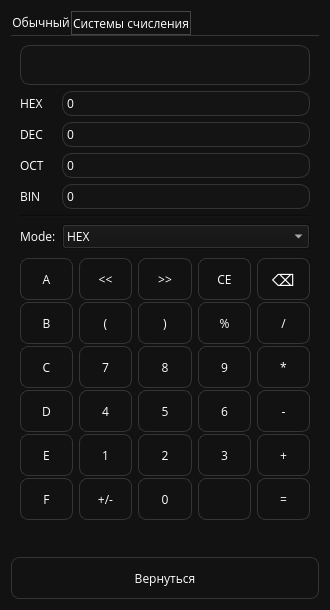
SMS-message/SchoolProject, file forms/CalcWindow.ui: the form before one commit.
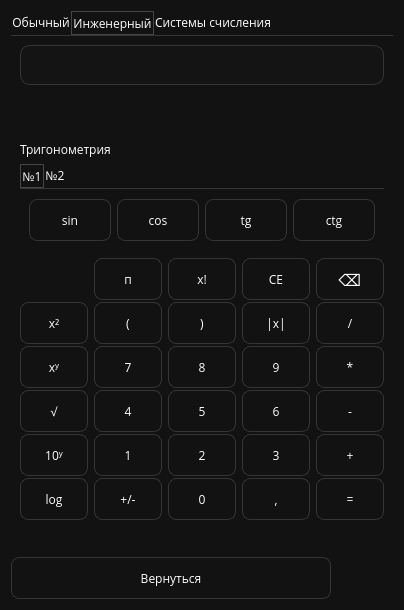
The form after the commit.

Commit message: Новая форма для калькулятора

```diff
--- a/forms/CalcWindow.ui
+++ b/forms/CalcWindow.ui
@@ -7,7 +7,7 @@
     <x>0</x>
     <y>0</y>
     <width>330</width>
-    <height>574</height>
+    <height>591</height>
    </rect>
   </property>
   <property name="maximumSize">
@@ -427,6 +427,435 @@
        </item>
       </layout>
      </widget>
+     <widget class="QWidget" name="EngiCalc">
+      <attribute name="title">
+       <string>Инженерный</string>
+      </attribute>
+      <layout class="QVBoxLayout" name="verticalLayout_3">
+       <item>
+        <layout class="QVBoxLayout" name="verticalLayout_2">
+         <item>
+          <widget class="QLineEdit" name="engiLineEdit">
+           <property name="minimumSize">
+            <size>
+             <width>0</width>
+             <height>40</height>
+            </size>
+           </property>
+           <property name="text">
+            <string/>
+           </property>
+          </widget>
+         </item>
+         <item>
+          <spacer name="verticalSpacer_2">
+           <property name="orientation">
+            <enum>Qt::Vertical</enum>
+           </property>
+           <property name="sizeHint" stdset="0">
+            <size>
+             <width>20</width>
+             <height>40</height>
+            </size>
+           </property>
+          </spacer>
+         </item>
+         <item>
+          <widget class="QLabel" name="label_4">
+           <property name="text">
+            <string>Тригонометрия</string>
+           </property>
+          </widget>
+         </item>
+         <item>
+          <widget class="QTabWidget" name="Trigonometry">
+           <property name="currentIndex">
+            <number>0</number>
+           </property>
+           <widget class="QWidget" name="trig">
+            <attribute name="title">
+             <string>№1</string>
+            </attribute>
+            <layout class="QVBoxLayout" name="verticalLayout_4">
+             <item>
+              <layout class="QGridLayout" name="gridLayout">
+               <item row="0" column="1">
+                <widget class="QPushButton" name="cosBtn">
+                 <property name="text">
+                  <string>cos</string>
+                 </property>
+                </widget>
+               </item>
+               <item row="0" column="0">
+                <widget class="QPushButton" name="sinBtn">
+                 <property name="text">
+                  <string>sin</string>
+                 </property>
+                </widget>
+               </item>
+               <item row="0" column="2">
+                <widget class="QPushButton" name="tgBtn">
+                 <property name="text">
+                  <string>tg</string>
+                 </property>
+                </widget>
+               </item>
+               <item row="0" column="3">
+                <widget class="QPushButton" name="ctgBtn">
+                 <property name="text">
+                  <string>ctg</string>
+                 </property>
+                </widget>
+               </item>
+              </layout>
+             </item>
+            </layout>
+           </widget>
+           <widget class="QWidget" name="reverseTrig">
+            <attribute name="title">
+             <string>№2</string>
+            </attribute>
+            <layout class="QVBoxLayout" name="verticalLayout_8">
+             <item>
+              <layout class="QGridLayout" name="gridLayout_2">
+               <item row="0" column="1">
+                <widget class="QPushButton" name="arcCosBtn">
+                 <property name="text">
+                  <string>arccos</string>
+                 </property>
+                </widget>
+               </item>
+               <item row="0" column="0">
+                <widget class="QPushButton" name="arcSinBtn">
+                 <property name="text">
+                  <string>arcsin</string>
+                 </property>
+                </widget>
+               </item>
+               <item row="0" column="2">
+                <widget class="QPushButton" name="arcTgBtn">
+                 <property name="text">
+                  <string>arctg</string>
+                 </property>
+                </widget>
+               </item>
+               <item row="0" column="3">
+                <widget class="QPushButton" name="arcCtgBtn">
+                 <property name="text">
+                  <string>arcctg</string>
+                 </property>
+                </widget>
+               </item>
+              </layout>
+             </item>
+            </layout>
+           </widget>
+          </widget>
+         </item>
+         <item>
+          <layout class="QGridLayout" name="calcLayout_2">
+           <property name="verticalSpacing">
+            <number>2</number>
+           </property>
+           <item row="1" column="1">
+            <widget class="QPushButton" name="engiOpenBracketBtn">
+             <property name="text">
+              <string>(</string>
+             </property>
+             <attribute name="buttonGroup">
+              <string notr="true">engiButtonGroup</string>
+             </attribute>
+            </widget>
+           </item>
+           <item row="5" column="0">
+            <widget class="QPushButton" name="engiLogBtn">
+             <property name="text">
+              <string>log</string>
+             </property>
+            </widget>
+           </item>
+           <item row="4" column="3">
+            <widget class="QPushButton" name="engiThreeBtn">
+             <property name="text">
+              <string>3</string>
+             </property>
+             <attribute name="buttonGroup">
+              <string notr="true">engiButtonGroup</string>
+             </attribute>
+            </widget>
+           </item>
+           <item row="3" column="2">
+            <widget class="QPushButton" name="engiFiveBtn">
+             <property name="text">
+              <string>5</string>
+             </property>
+             <attribute name="buttonGroup">
+              <string notr="true">engiButtonGroup</string>
+             </attribute>
+            </widget>
+           </item>
+           <item row="2" column="2">
+            <widget class="QPushButton" name="engiEightBtn">
+             <property name="text">
+              <string>8</string>
+             </property>
+             <attribute name="buttonGroup">
+              <string notr="true">engiButtonGroup</string>
+             </attribute>
+            </widget>
+           </item>
+           <item row="4" column="2">
+            <widget class="QPushButton" name="engiTwoBtn">
+             <property name="text">
+              <string>2</string>
+             </property>
+             <attribute name="buttonGroup">
+              <string notr="true">engiButtonGroup</string>
+             </attribute>
+            </widget>
+           </item>
+           <item row="1" column="3">
+            <widget class="QPushButton" name="engiAbsBtn">
+             <property name="text">
+              <string>|x|</string>
+             </property>
+            </widget>
+           </item>
+           <item row="5" column="1">
+            <widget class="QPushButton" name="engiNegBtn">
+             <property name="text">
+              <string>+/-</string>
+             </property>
+            </widget>
+           </item>
+           <item row="5" column="3">
+            <widget class="QPushButton" name="engiComBtn">
+             <property name="text">
+              <string>,</string>
+             </property>
+            </widget>
+           </item>
+           <item row="1" column="2">
+            <widget class="QPushButton" name="engiCloseBracketBtn">
+             <property name="text">
+              <string>)</string>
+             </property>
+             <attribute name="buttonGroup">
+              <string notr="true">engiButtonGroup</string>
+             </attribute>
+            </widget>
+           </item>
+           <item row="4" column="0">
+            <widget class="QPushButton" name="engiTenPowYBtn">
+             <property name="text">
+              <string>10ʸ</string>
+             </property>
+            </widget>
+           </item>
+           <item row="3" column="4">
+            <widget class="QPushButton" name="engiSubBtn">
+             <property name="text">
+              <string>-</string>
+             </property>
+             <attribute name="buttonGroup">
+              <string notr="true">engiOperationsButtonGroup</string>
+             </attribute>
+            </widget>
+           </item>
+           <item row="4" column="1">
+            <widget class="QPushButton" name="engiOneBtn">
+             <property name="text">
+              <string>1</string>
+             </property>
+             <attribute name="buttonGroup">
+              <string notr="true">engiButtonGroup</string>
+             </attribute>
+            </widget>
+           </item>
+           <item row="2" column="0">
+            <widget class="QPushButton" name="engiXPowYBtn">
+             <property name="text">
+              <string>xʸ</string>
+             </property>
+            </widget>
+           </item>
+           <item row="1" column="4">
+            <widget class="QPushButton" name="engiDivBtn">
+             <property name="text">
+              <string>/</string>
+             </property>
+             <attribute name="buttonGroup">
+              <string notr="true">engiOperationsButtonGroup</string>
+             </attribute>
+            </widget>
+           </item>
+           <item row="2" column="3">
+            <widget class="QPushButton" name="engiNineBtn">
+             <property name="text">
+              <string>9</string>
+             </property>
+             <attribute name="buttonGroup">
+              <string notr="true">engiButtonGroup</string>
+             </attribute>
+            </widget>
+           </item>
+           <item row="5" column="2">
+            <widget class="QPushButton" name="engiZeroBtn">
+             <property name="text">
+              <string>0</string>
+             </property>
+             <attribute name="buttonGroup">
+              <string notr="true">engiButtonGroup</string>
+             </attribute>
+            </widget>
+           </item>
+           <item row="2" column="4">
+            <widget class="QPushButton" name="engiMulBtn">
+             <property name="text">
+              <string>*</string>
+             </property>
+             <attribute name="buttonGroup">
+              <string notr="true">engiOperationsButtonGroup</string>
+             </attribute>
+            </widget>
+           </item>
+           <item row="5" column="4">
+            <widget class="QPushButton" name="engiEqBtn">
+             <property name="text">
+              <string>=</string>
+             </property>
+            </widget>
+           </item>
+           <item row="2" column="1">
+            <widget class="QPushButton" name="engiSevenBtn">
+             <property name="text">
+              <string>7</string>
+             </property>
+             <attribute name="buttonGroup">
+              <string notr="true">engiButtonGroup</string>
+             </attribute>
+            </widget>
+           </item>
+           <item row="3" column="1">
+            <widget class="QPushButton" name="engiFourBtn">
+             <property name="text">
+              <string>4</string>
+             </property>
+             <attribute name="buttonGroup">
+              <string notr="true">engiButtonGroup</string>
+             </attribute>
+            </widget>
+           </item>
+           <item row="3" column="0">
+            <widget class="QPushButton" name="engiSqrtBtn">
+             <property name="text">
+              <string>√</string>
+             </property>
+            </widget>
+           </item>
+           <item row="3" column="3">
+            <widget class="QPushButton" name="engiSixBtn">
+             <property name="text">
+              <string>6</string>
+             </property>
+             <attribute name="buttonGroup">
+              <string notr="true">engiButtonGroup</string>
+             </attribute>
+            </widget>
+           </item>
+           <item row="4" column="4">
+            <widget class="QPushButton" name="engiAddBtn">
+             <property name="text">
+              <string>+</string>
+             </property>
+             <attribute name="buttonGroup">
+              <string notr="true">engiOperationsButtonGroup</string>
+             </attribute>
+            </widget>
+           </item>
+           <item row="1" column="0">
+            <widget class="QPushButton" name="engiXPow2Btn">
+             <property name="text">
+              <string>x²</string>
+             </property>
+            </widget>
+           </item>
+           <item row="0" column="3">
+            <widget class="QPushButton" name="engiClearBtn">
+             <property name="styleSheet">
+              <string notr="true">QPushButton:hover {
+	border-color: #AA7744;
+	border-width: 2px;
+
+	width: 300px;
+	height: 30px;
+}
+
+QPushButton:pressed {
+	border-color: #FFCC11;
+	border-width: 2px;
+	
+	width: 300px;
+	height: 30px;
+}
+</string>
+             </property>
+             <property name="text">
+              <string>CE</string>
+             </property>
+            </widget>
+           </item>
+           <item row="0" column="4">
+            <widget class="QPushButton" name="engiBackspaceBtn">
+             <property name="font">
+              <font>
+               <family>Open Sans</family>
+               <pointsize>12</pointsize>
+              </font>
+             </property>
+             <property name="styleSheet">
+              <string notr="true">QPushButton:hover {
+	border-color: #774444;
+	border-width: 2px;
+
+	width: 300px;
+	height: 30px;
+}
+
+QPushButton:pressed {
+	border-color: #CC0000;
+	border-width: 2px;
+	
+	width: 300px;
+	height: 30px;
+}
+</string>
+             </property>
+             <property name="text">
+              <string>⌫</string>
+             </property>
+            </widget>
+           </item>
+           <item row="0" column="1">
+            <widget class="QPushButton" name="piBtn">
+             <property name="text">
+              <string>п</string>
+             </property>
+            </widget>
+           </item>
+           <item row="0" column="2">
+            <widget class="QPushButton" name="factBtn">
+             <property name="text">
+              <string>x!</string>
+             </property>
+            </widget>
+           </item>
+          </layout>
+         </item>
+        </layout>
+       </item>
+      </layout>
+     </widget>
      <widget class="QWidget" name="ProgCalc">
       <property name="styleSheet">
        <string notr="true">QComboBox {
```
Left out of the diff: 6 changed lines with no effect on the pictures. The commit also changes 5 other files.
